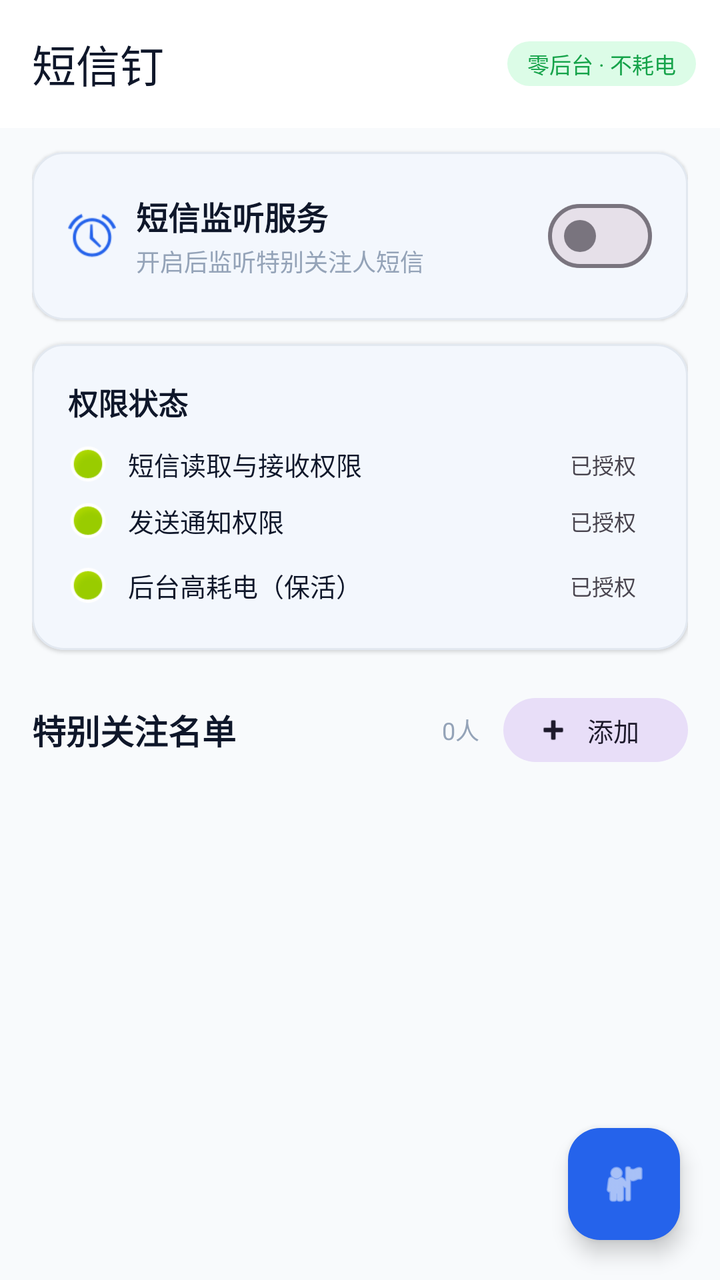
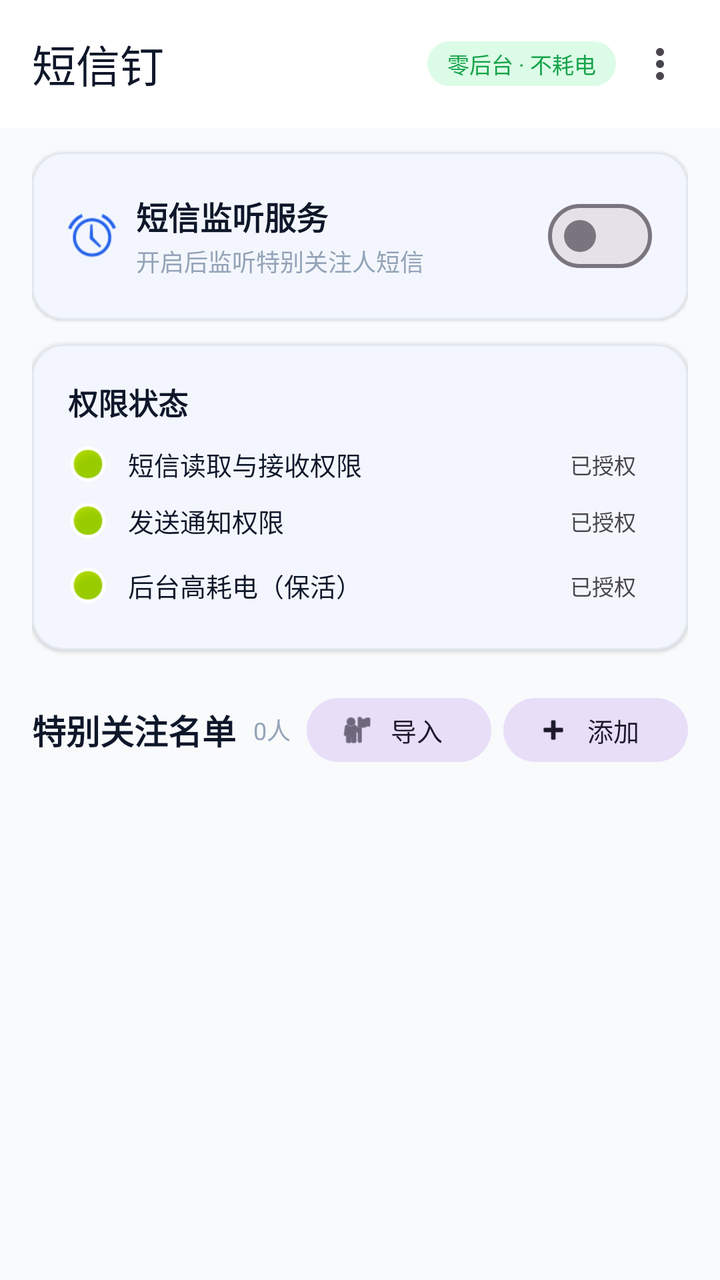

Screens rendered from an Android XML layout before and after an edit, with the pre-edit source and the edit as a unified diff.
<!-- AndroidManifest.xml: application theme Theme.SmsAlertTool -->
<!-- res/layout/activity_main.xml -->
<?xml version="1.0" encoding="utf-8"?>
<androidx.coordinatorlayout.widget.CoordinatorLayout xmlns:android="http://schemas.android.com/apk/res/android"
    xmlns:app="http://schemas.android.com/apk/res-auto"
    xmlns:tools="http://schemas.android.com/tools"
    android:id="@+id/rootLayout"
    android:layout_width="match_parent"
    android:layout_height="match_parent"
    android:background="@color/bg_light"
    android:fitsSystemWindows="true">

    <com.google.android.material.appbar.AppBarLayout
        android:layout_width="match_parent"
        android:layout_height="wrap_content"
        android:fitsSystemWindows="true"
        app:elevation="0dp">

        <com.google.android.material.appbar.MaterialToolbar
            android:id="@+id/toolbar"
            android:layout_width="match_parent"
            android:layout_height="?attr/actionBarSize"
            android:paddingHorizontal="8dp"
            app:title="短信钉"
            app:titleTextAppearance="@style/TextAppearance.Material3.TitleLarge"
            app:titleTextColor="@color/text_main">

            <TextView
                android:layout_width="wrap_content"
                android:layout_height="wrap_content"
                android:layout_gravity="end"
                android:text="零后台 · 不耗电"
                android:textSize="11sp"
                android:textColor="@color/success"
                android:background="@drawable/bg_chip_success"
                android:paddingHorizontal="10dp"
                android:paddingVertical="3dp"
                android:layout_marginEnd="4dp" />

        </com.google.android.material.appbar.MaterialToolbar>
    </com.google.android.material.appbar.AppBarLayout>

    <androidx.core.widget.NestedScrollView
        android:layout_width="match_parent"
        android:layout_height="match_parent"
        android:clipToPadding="false"
        android:paddingBottom="16dp"
        app:layout_behavior="@string/appbar_scrolling_view_behavior">

        <LinearLayout
            android:layout_width="match_parent"
            android:layout_height="wrap_content"
            android:orientation="vertical"
            android:paddingHorizontal="16dp">

            
            <com.google.android.material.card.MaterialCardView
                android:id="@+id/cardStatus"
                android:layout_width="match_parent"
                android:layout_height="wrap_content"
                android:layout_marginTop="12dp"
                app:cardCornerRadius="16dp"
                app:cardElevation="1dp"
                app:strokeWidth="1dp"
                app:strokeColor="@color/divider">

                <LinearLayout
                    android:layout_width="match_parent"
                    android:layout_height="wrap_content"
                    android:orientation="vertical"
                    android:padding="18dp">

                    
                    <LinearLayout
                        android:layout_width="match_parent"
                        android:layout_height="wrap_content"
                        android:orientation="horizontal"
                        android:gravity="center_vertical">

                        <ImageView
                            android:layout_width="24dp"
                            android:layout_height="24dp"
                            android:src="@android:drawable/ic_lock_idle_alarm"
                            app:tint="@color/primary"
                            android:layout_marginEnd="10dp" />

                        <LinearLayout
                            android:layout_width="0dp"
                            android:layout_height="wrap_content"
                            android:layout_weight="1"
                            android:orientation="vertical">

                            <TextView
                                android:id="@+id/tvStatusLabel"
                                android:layout_width="wrap_content"
                                android:layout_height="wrap_content"
                                android:text="短信监听服务"
                                android:textSize="16sp"
                                android:textStyle="bold"
                                android:textColor="@color/text_main" />

                            <TextView
                                android:id="@+id/tvStatusDesc"
                                android:layout_width="wrap_content"
                                android:layout_height="wrap_content"
                                android:text="开启后监听特别关注人短信"
                                android:textSize="12sp"
                                android:textColor="@color/text_muted"
                                android:layout_marginTop="2dp" />

                        </LinearLayout>

                        <com.google.android.material.materialswitch.MaterialSwitch
                            android:id="@+id/switchListener"
                            android:layout_width="wrap_content"
                            android:layout_height="wrap_content" />
                    </LinearLayout>

                    
                    <LinearLayout
                        android:id="@+id/layoutSubSwitches"
                        android:layout_width="match_parent"
                        android:layout_height="wrap_content"
                        android:orientation="vertical"
                        android:visibility="gone"
                        android:layout_marginTop="14dp"
                        android:padding="12dp"
                        android:background="@drawable/bg_sub_switch_container">

                        <LinearLayout
                            android:layout_width="match_parent"
                            android:layout_height="wrap_content"
                            android:orientation="horizontal"
                            android:gravity="center_vertical">

                            <ImageView
                                android:layout_width="18dp"
                                android:layout_height="18dp"
                                android:src="@android:drawable/ic_popup_reminder"
                                app:tint="@color/primary"
                                android:layout_marginEnd="8dp" />

                            <TextView
                                android:layout_width="0dp"
                                android:layout_height="wrap_content"
                                android:layout_weight="1"
                                android:text="即时广播提醒"
                                android:textSize="14sp"
                                android:textColor="@color/text_main" />

                            <TextView
                                android:layout_width="wrap_content"
                                android:layout_height="wrap_content"
                                android:text="实时"
                                android:textSize="10sp"
                                android:textColor="@color/primary"
                                android:background="@color/primary_container"
                                android:paddingHorizontal="6dp"
                                android:paddingVertical="1dp"
                                android:layout_marginEnd="8dp" />

                            <com.google.android.material.materialswitch.MaterialSwitch
                                android:id="@+id/switchBroadcast"
                                android:layout_width="wrap_content"
                                android:layout_height="wrap_content"
                                android:scaleX="0.85"
                                android:scaleY="0.85" />
                        </LinearLayout>

                        <View
                            android:layout_width="match_parent"
                            android:layout_height="1dp"
                            android:background="@color/divider"
                            android:layout_marginVertical="10dp" />

                        <LinearLayout
                            android:layout_width="match_parent"
                            android:layout_height="wrap_content"
                            android:orientation="horizontal"
                            android:gravity="center_vertical">

                            <ImageView
                                android:layout_width="18dp"
                                android:layout_height="18dp"
                                android:src="@android:drawable/ic_menu_recent_history"
                                app:tint="@color/primary"
                                android:layout_marginEnd="8dp" />

                            <TextView
                                android:layout_width="0dp"
                                android:layout_height="wrap_content"
                                android:layout_weight="1"
                                android:text="定时扫描补漏"
                                android:textSize="14sp"
                                android:textColor="@color/text_main" />

                            <TextView
                                android:layout_width="wrap_content"
                                android:layout_height="wrap_content"
                                android:text="1~3分钟"
                                android:textSize="10sp"
                                android:textColor="@color/text_muted"
                                android:background="@color/bg_surface_variant"
                                android:paddingHorizontal="6dp"
                                android:paddingVertical="1dp"
                                android:layout_marginEnd="8dp" />

                            <com.google.android.material.materialswitch.MaterialSwitch
                                android:id="@+id/switchScan"
                                android:layout_width="wrap_content"
                                android:layout_height="wrap_content"
                                android:scaleX="0.85"
                                android:scaleY="0.85" />
                        </LinearLayout>

                    </LinearLayout>

                </LinearLayout>
            </com.google.android.material.card.MaterialCardView>

            
            <com.google.android.material.card.MaterialCardView
                android:id="@+id/cardPermissions"
                android:layout_width="match_parent"
                android:layout_height="wrap_content"
                android:layout_marginTop="12dp"
                app:cardCornerRadius="16dp"
                app:cardElevation="1dp"
                app:strokeWidth="1dp"
                app:strokeColor="@color/divider">

                <LinearLayout
                    android:layout_width="match_parent"
                    android:layout_height="wrap_content"
                    android:orientation="vertical"
                    android:padding="18dp">

                    <TextView
                        android:id="@+id/tvPermissionTitle"
                        android:layout_width="wrap_content"
                        android:layout_height="wrap_content"
                        android:text="权限状态"
                        android:textSize="15sp"
                        android:textStyle="bold"
                        android:textColor="@color/text_main" />

                    
                    <LinearLayout
                        android:layout_width="match_parent"
                        android:layout_height="wrap_content"
                        android:orientation="horizontal"
                        android:gravity="center_vertical"
                        android:layout_marginTop="10dp">

                        <ImageView
                            android:id="@+id/ivSmsStatus"
                            android:layout_width="20dp"
                            android:layout_height="20dp"
                            android:src="@android:drawable/presence_online"
                            android:layout_marginEnd="10dp" />

                        <TextView
                            android:id="@+id/tvPermissionSms"
                            android:layout_width="0dp"
                            android:layout_height="wrap_content"
                            android:layout_weight="1"
                            android:text="短信读取与接收权限"
                            android:textSize="13sp"
                            android:textColor="@color/text_main" />

                        <TextView
                            android:id="@+id/chipSmsStatus"
                            android:layout_width="wrap_content"
                            android:layout_height="wrap_content"
                            android:text="已授权"
                            android:textSize="11sp"
                            android:paddingHorizontal="8dp"
                            android:paddingVertical="2dp" />
                    </LinearLayout>

                    
                    <LinearLayout
                        android:layout_width="match_parent"
                        android:layout_height="wrap_content"
                        android:orientation="horizontal"
                        android:gravity="center_vertical"
                        android:layout_marginTop="8dp">

                        <ImageView
                            android:id="@+id/ivNotifyStatus"
                            android:layout_width="20dp"
                            android:layout_height="20dp"
                            android:src="@android:drawable/presence_online"
                            android:layout_marginEnd="10dp" />

                        <TextView
                            android:id="@+id/tvPermissionNotification"
                            android:layout_width="0dp"
                            android:layout_height="wrap_content"
                            android:layout_weight="1"
                            android:text="发送通知权限"
                            android:textSize="13sp"
                            android:textColor="@color/text_main" />

                        <TextView
                            android:id="@+id/chipNotifyStatus"
                            android:layout_width="wrap_content"
                            android:layout_height="wrap_content"
                            android:text="已授权"
                            android:textSize="11sp"
                            android:paddingHorizontal="8dp"
                            android:paddingVertical="2dp" />
                    </LinearLayout>

                    
                    <LinearLayout
                        android:id="@+id/layoutBatteryOpt"
                        android:layout_width="match_parent"
                        android:layout_height="wrap_content"
                        android:orientation="horizontal"
                        android:gravity="center_vertical"
                        android:layout_marginTop="8dp"
                        android:background="?attr/selectableItemBackground"
                        android:clickable="true"
                        android:focusable="true"
                        android:paddingVertical="4dp">

                        <ImageView
                            android:id="@+id/ivBatteryStatus"
                            android:layout_width="20dp"
                            android:layout_height="20dp"
                            android:src="@android:drawable/presence_online"
                            android:layout_marginEnd="10dp" />

                        <TextView
                            android:id="@+id/tvPermissionBattery"
                            android:layout_width="0dp"
                            android:layout_height="wrap_content"
                            android:layout_weight="1"
                            android:text="后台高耗电（保活）"
                            android:textSize="13sp"
                            android:textColor="@color/text_main" />

                        <TextView
                            android:id="@+id/chipBatteryStatus"
                            android:layout_width="wrap_content"
                            android:layout_height="wrap_content"
                            android:text="已授权"
                            android:textSize="11sp"
                            android:paddingHorizontal="8dp"
                            android:paddingVertical="2dp" />
                    </LinearLayout>

                    
                    <LinearLayout
                        android:id="@+id/layoutBgPopup"
                        android:layout_width="match_parent"
                        android:layout_height="wrap_content"
                        android:orientation="horizontal"
                        android:gravity="center_vertical"
                        android:layout_marginTop="8dp"
                        android:background="?attr/selectableItemBackground"
                        android:clickable="true"
                        android:focusable="true"
                        android:paddingVertical="4dp"
                        android:visibility="gone">

                        <ImageView
                            android:id="@+id/ivBgPopupStatus"
                            android:layout_width="20dp"
                            android:layout_height="20dp"
                            android:src="@android:drawable/ic_menu_info_details"
                            android:layout_marginEnd="10dp"
                            app:tint="@color/primary" />

                        <TextView
                            android:id="@+id/tvPermissionBgPopup"
                            android:layout_width="0dp"
                            android:layout_height="wrap_content"
                            android:layout_weight="1"
                            android:text="后台弹出界面（需开启）"
                            android:textSize="13sp"
                            android:textColor="@color/text_main" />

                        <TextView
                            android:id="@+id/chipBgPopupStatus"
                            android:layout_width="wrap_content"
                            android:layout_height="wrap_content"
                            android:text="去设置 →"
                            android:textSize="11sp"
                            android:textColor="@color/primary"
                            android:paddingHorizontal="8dp"
                            android:paddingVertical="2dp" />
                    </LinearLayout>

                </LinearLayout>
            </com.google.android.material.card.MaterialCardView>

            
            <LinearLayout
                android:layout_width="match_parent"
                android:layout_height="wrap_content"
                android:orientation="horizontal"
                android:gravity="center_vertical"
                android:layout_marginTop="20dp"
                android:layout_marginBottom="4dp">

                <TextView
                    android:id="@+id/tvContactsTitle"
                    android:layout_width="0dp"
                    android:layout_height="wrap_content"
                    android:layout_weight="1"
                    android:text="特别关注名单"
                    android:textSize="17sp"
                    android:textStyle="bold"
                    android:textColor="@color/text_main" />

                <TextView
                    android:id="@+id/tvContactCount"
                    android:layout_width="wrap_content"
                    android:layout_height="wrap_content"
                    android:text="0人"
                    android:textSize="12sp"
                    android:textColor="@color/text_muted"
                    android:layout_marginEnd="12dp" />

                <com.google.android.material.button.MaterialButton
                    android:id="@+id/btnAddContact"
                    style="@style/Widget.Material3.Button.TonalButton.Icon"
                    android:layout_width="wrap_content"
                    android:layout_height="40dp"
                    android:text="添加"
                    app:icon="@android:drawable/ic_input_add"
                    app:iconSize="18dp"
                    android:textSize="13sp" />

            </LinearLayout>

            
            <androidx.recyclerview.widget.RecyclerView
                android:id="@+id/rvContacts"
                android:layout_width="match_parent"
                android:layout_height="wrap_content"
                android:nestedScrollingEnabled="false"
                tools:listitem="@layout/item_special_contact" />

            <TextView
                android:id="@+id/tvNoContacts"
                android:layout_width="match_parent"
                android:layout_height="wrap_content"
                android:text="暂无特别关注联系人\n点击右上角「添加」按钮导入"
                android:textSize="14sp"
                android:textColor="@color/text_muted"
                android:gravity="center"
                android:paddingVertical="32dp"
                android:lineSpacingExtra="4dp"
                android:visibility="gone" />

        </LinearLayout>
    </androidx.core.widget.NestedScrollView>

    
    <com.google.android.material.floatingactionbutton.FloatingActionButton
        android:id="@+id/btnImportContact"
        android:layout_width="wrap_content"
        android:layout_height="wrap_content"
        android:layout_gravity="bottom|end"
        android:layout_margin="20dp"
        android:contentDescription="从通讯录导入"
        app:srcCompat="@android:drawable/ic_menu_myplaces"
        app:tint="@color/text_on_primary"
        app:backgroundTint="@color/primary"
        app:fabSize="normal" />

</androidx.coordinatorlayout.widget.CoordinatorLayout>
<!-- res/layout/item_special_contact.xml (included above) -->
<?xml version="1.0" encoding="utf-8"?>
<androidx.cardview.widget.CardView xmlns:android="http://schemas.android.com/apk/res/android"
    xmlns:app="http://schemas.android.com/apk/res-auto"
    android:layout_width="match_parent"
    android:layout_height="wrap_content"
    android:layout_marginHorizontal="16dp"
    android:layout_marginVertical="4dp"
    app:cardCornerRadius="12dp"
    app:cardElevation="1dp"
    app:cardBackgroundColor="@color/bg_surface"
    app:strokeWidth="1dp"
    app:strokeColor="@color/divider">

    <androidx.constraintlayout.widget.ConstraintLayout
        android:layout_width="match_parent"
        android:layout_height="wrap_content"
        android:padding="14dp">

        
        <TextView
            android:id="@+id/tvAvatar"
            android:layout_width="44dp"
            android:layout_height="44dp"
            android:gravity="center"
            android:text="张"
            android:textSize="18sp"
            android:textStyle="bold"
            android:textColor="@color/primary"
            android:background="@drawable/bg_avatar_circle"
            app:layout_constraintTop_toTopOf="parent"
            app:layout_constraintStart_toStartOf="parent" />

        
        <TextView
            android:id="@+id/tvContactName"
            android:layout_width="wrap_content"
            android:layout_height="wrap_content"
            android:text="张三"
            android:textSize="16sp"
            android:textStyle="bold"
            android:textColor="@color/text_main"
            android:layout_marginStart="12dp"
            app:layout_constraintTop_toTopOf="@id/tvAvatar"
            app:layout_constraintStart_toEndOf="@id/tvAvatar" />

        
        <TextView
            android:id="@+id/tvContactPhone"
            android:layout_width="wrap_content"
            android:layout_height="wrap_content"
            android:text="13800138000"
            android:textSize="13sp"
            android:textColor="@color/text_secondary"
            android:layout_marginStart="12dp"
            app:layout_constraintTop_toBottomOf="@id/tvContactName"
            app:layout_constraintStart_toEndOf="@id/tvAvatar" />

        
        <TextView
            android:id="@+id/tvRingtoneDesc"
            android:layout_width="wrap_content"
            android:layout_height="wrap_content"
            android:text="闹钟音 · 30秒"
            android:textSize="11sp"
            android:textColor="@color/text_muted"
            android:layout_marginTop="6dp"
            app:layout_constraintTop_toBottomOf="@id/tvAvatar"
            app:layout_constraintStart_toStartOf="@id/tvAvatar" />

        
        <ImageButton
            android:id="@+id/btnDelete"
            android:layout_width="40dp"
            android:layout_height="40dp"
            android:background="?attr/selectableItemBackgroundBorderless"
            android:src="@android:drawable/ic_menu_delete"
            android:contentDescription="删除"
            app:tint="@color/text_muted"
            app:layout_constraintTop_toTopOf="parent"
            app:layout_constraintBottom_toBottomOf="parent"
            app:layout_constraintEnd_toEndOf="parent" />

    </androidx.constraintlayout.widget.ConstraintLayout>
</androidx.cardview.widget.CardView>
<!-- resources referenced by this layout -->
<resources>
  <color name="bg_light">#FFF8FAFC</color>
  <color name="bg_surface">#FFFFFFFF</color>
  <color name="bg_surface_variant">#FFF1F5F9</color>
  <color name="divider">#FFE2E8F0</color>
  <color name="primary">#FF2563EB</color>
  <color name="primary_container">#FFEFF6FF</color>
  <color name="success">#FF16A34A</color>
  <color name="text_main">#FF0F172A</color>
  <color name="text_muted">#FF94A3B8</color>
  <color name="text_on_primary">#FFFFFFFF</color>
  <color name="text_secondary">#FF475569</color>
  <!-- drawable bg_avatar_circle (drawable) -->
  <?xml version="1.0" encoding="utf-8"?>
  <shape xmlns:android="http://schemas.android.com/apk/res/android"
      android:shape="oval">
      <solid android:color="@color/primary_light" />
  </shape>
  <!-- drawable bg_chip_success (drawable) -->
  <?xml version="1.0" encoding="utf-8"?>
  <shape xmlns:android="http://schemas.android.com/apk/res/android">
      <solid android:color="@color/success_bg" />
      <corners android:radius="20dp" />
  </shape>
  <!-- drawable bg_sub_switch_container (drawable) -->
  <?xml version="1.0" encoding="utf-8"?>
  <shape xmlns:android="http://schemas.android.com/apk/res/android">
      <solid android:color="@color/bg_surface_variant" />
      <corners android:radius="12dp" />
  </shape>
  <style name="Theme.SmsAlertTool" parent="Theme.Material3.Light.NoActionBar">
          
          <item name="colorPrimary">@color/primary</item>
          <item name="colorOnPrimary">@color/text_on_primary</item>
          <item name="colorPrimaryContainer">@color/primary_container</item>
          <item name="colorOnPrimaryContainer">@color/primary_dark</item>
          <item name="colorSurface">@color/bg_surface</item>
          <item name="colorOnSurface">@color/text_main</item>
          <item name="colorSurfaceVariant">@color/bg_surface_variant</item>
          <item name="colorOnSurfaceVariant">@color/text_secondary</item>
          <item name="android:windowBackground">@color/bg_light</item>
  
          
          <item name="android:statusBarColor">@android:color/transparent</item>
          <item name="android:navigationBarColor">@android:color/transparent</item>
          <item name="android:windowLightStatusBar">true</item>
          <item name="android:windowLightNavigationBar">true</item>
  
          
          <item name="android:windowLayoutInDisplayCutoutMode">shortEdges</item>
      </style>
  <color name="primary_light">#FFDBEAFE</color>
  <color name="success_bg">#FFDCFCE7</color>
  <color name="primary_dark">#FF1D4ED8</color>
</resources>

<!-- the commit's change to res/layout/activity_main.xml (unified diff, before → after) -->
@@ -21,7 +21,8 @@
             android:paddingHorizontal="8dp"
             app:title="短信钉"
             app:titleTextAppearance="@style/TextAppearance.Material3.TitleLarge"
-            app:titleTextColor="@color/text_main">
+            app:titleTextColor="@color/text_main"
+            app:menu="@menu/toolbar_menu">
 
             <TextView
                 android:layout_width="wrap_content"
@@ -420,7 +421,19 @@
                     android:text="0人"
                     android:textSize="12sp"
                     android:textColor="@color/text_muted"
-                    android:layout_marginEnd="12dp" />
+                    android:layout_marginEnd="8dp" />
+
+                
+                <com.google.android.material.button.MaterialButton
+                    android:id="@+id/btnImportContact"
+                    style="@style/Widget.Material3.Button.TonalButton.Icon"
+                    android:layout_width="wrap_content"
+                    android:layout_height="40dp"
+                    android:text="导入"
+                    app:icon="@android:drawable/ic_menu_myplaces"
+                    app:iconSize="18dp"
+                    android:textSize="13sp"
+                    android:layout_marginEnd="6dp" />
 
                 <com.google.android.material.button.MaterialButton
                     android:id="@+id/btnAddContact"
@@ -446,7 +459,7 @@
                 android:id="@+id/tvNoContacts"
                 android:layout_width="match_parent"
                 android:layout_height="wrap_content"
-                android:text="暂无特别关注联系人\n点击右上角「添加」按钮导入"
+                android:text="暂无特别关注联系人\n点击上方「导入」或「添加」按钮新增"
                 android:textSize="14sp"
                 android:textColor="@color/text_muted"
                 android:gravity="center"
@@ -457,20 +470,7 @@
         </LinearLayout>
     </androidx.core.widget.NestedScrollView>
 
-    
-    <com.google.android.material.floatingactionbutton.FloatingActionButton
-        android:id="@+id/btnImportContact"
-        android:layout_width="wrap_content"
-        android:layout_height="wrap_content"
-        android:layout_gravity="bottom|end"
-        android:layout_margin="20dp"
-        android:contentDescription="从通讯录导入"
-        app:srcCompat="@android:drawable/ic_menu_myplaces"
-        app:tint="@color/text_on_primary"
-        app:backgroundTint="@color/primary"
-        app:fabSize="normal" />
-
-</androidx.coordinatorlayout.widget.CoordinatorLayout>
+    </androidx.coordinatorlayout.widget.CoordinatorLayout>
 <!-- res/layout/item_special_contact.xml (included above) -->
 <?xml version="1.0" encoding="utf-8"?>
 <androidx.cardview.widget.CardView xmlns:android="http://schemas.android.com/apk/res/android"
<!-- resource entries referenced after the edit -->
@@ -9,7 +9,6 @@
   <color name="success">#FF16A34A</color>
   <color name="text_main">#FF0F172A</color>
   <color name="text_muted">#FF94A3B8</color>
-  <color name="text_on_primary">#FFFFFFFF</color>
   <color name="text_secondary">#FF475569</color>
   <!-- drawable bg_avatar_circle (drawable) -->
   <?xml version="1.0" encoding="utf-8"?>
@@ -52,6 +51,7 @@
       </style>
   <color name="primary_light">#FFDBEAFE</color>
   <color name="success_bg">#FFDCFCE7</color>
+  <color name="text_on_primary">#FFFFFFFF</color>
   <color name="primary_dark">#FF1D4ED8</color>
 </resources>
 
